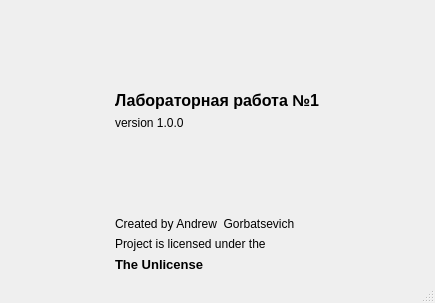
NuarkNoir/oppo_test_5, file w1/about.ui: the form before one commit.
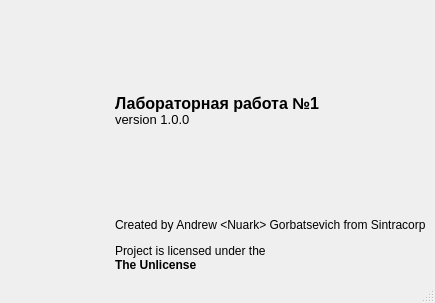
The form after the commit. Icons and pictures are not drawn.

The edit to the form file:
```diff
--- a/w1/about.ui
+++ b/w1/about.ui
@@ -37,18 +37,8 @@
   </property>
   <widget class="QWidget" name="centralwidget">
    <layout class="QGridLayout" name="gridLayout">
-    <item row="0" column="0" rowspan="4">
-     <widget class="QLabel" name="label">
-      <property name="text">
-       <string/>
-      </property>
-      <property name="pixmap">
-       <pixmap resource="resources.qrc">:/images/Resources/horizontal_on_white_by_logaster.png</pixmap>
-      </property>
-     </widget>
-    </item>
-    <item row="0" column="2">
-     <spacer name="verticalSpacer">
+    <item row="2" column="2">
+     <spacer name="verticalSpacer_2">
       <property name="orientation">
        <enum>Qt::Vertical</enum>
       </property>
@@ -71,49 +61,17 @@
       <property name="font">
        <font>
         <pointsize>12</pointsize>
-        <weight>75</weight>
-        <bold>true</bold>
-       </font>
-      </property>
-      <property name="text">
-       <string>Лабораторная работа №1</string>
-      </property>
-     </widget>
-    </item>
-    <item row="2" column="1" colspan="2">
-     <widget class="QLabel" name="label_3">
-      <property name="sizePolicy">
-       <sizepolicy hsizetype="Preferred" vsizetype="Fixed">
-        <horstretch>0</horstretch>
-        <verstretch>0</verstretch>
-       </sizepolicy>
-      </property>
-      <property name="font">
-       <font>
-        <pointsize>9</pointsize>
         <weight>50</weight>
         <bold>false</bold>
+        <kerning>true</kerning>
        </font>
       </property>
       <property name="text">
-       <string>version 1.0.0</string>
+       <string>&lt;html&gt;&lt;head/&gt;&lt;body&gt;&lt;p&gt;&lt;span style=&quot; font-size:12pt; font-weight:600;&quot;&gt;Лабораторная работа №1&lt;br/&gt;&lt;/span&gt;&lt;span style=&quot; font-size:10pt;&quot;&gt;version 1.0.0&lt;/span&gt;&lt;/p&gt;&lt;/body&gt;&lt;/html&gt;</string>
       </property>
      </widget>
     </item>
-    <item row="3" column="2">
-     <spacer name="verticalSpacer_2">
-      <property name="orientation">
-       <enum>Qt::Vertical</enum>
-      </property>
-      <property name="sizeHint" stdset="0">
-       <size>
-        <width>20</width>
-        <height>62</height>
-       </size>
-      </property>
-     </spacer>
-    </item>
-    <item row="4" column="1" colspan="2">
+    <item row="3" column="1" colspan="2">
      <widget class="QLabel" name="label_4">
       <property name="font">
        <font>
@@ -123,35 +81,33 @@
        </font>
       </property>
       <property name="text">
-       <string>Created by Andrew &lt;Nuark&gt; Gorbatsevich</string>
+       <string>&lt;html&gt;&lt;head/&gt;&lt;body&gt;&lt;p&gt;Created by Andrew &amp;lt;Nuark&amp;gt; Gorbatsevich from Sintracorp&lt;/p&gt;&lt;p&gt;Project is licensed under the&lt;span style=&quot; font-weight:600;&quot;&gt;&lt;br/&gt;The Unlicense&lt;/span&gt;&lt;/p&gt;&lt;/body&gt;&lt;/html&gt;</string>
       </property>
+      <property name="wordWrap">
+       <bool>true</bool>
+      </property>
      </widget>
     </item>
-    <item row="5" column="1" colspan="2">
-     <widget class="QLabel" name="label_5">
-      <property name="font">
-       <font>
-        <pointsize>9</pointsize>
-        <weight>50</weight>
-        <bold>false</bold>
-       </font>
+    <item row="0" column="2">
+     <spacer name="verticalSpacer">
+      <property name="orientation">
+       <enum>Qt::Vertical</enum>
       </property>
-      <property name="text">
-       <string>Project is licensed under the</string>
+      <property name="sizeHint" stdset="0">
+       <size>
+        <width>20</width>
+        <height>63</height>
+       </size>
       </property>
-     </widget>
+     </spacer>
     </item>
-    <item row="6" column="1" colspan="2">
-     <widget class="QLabel" name="label_6">
-      <property name="font">
-       <font>
-        <pointsize>10</pointsize>
-        <weight>75</weight>
-        <bold>true</bold>
-       </font>
-      </property>
+    <item row="0" column="0" rowspan="3">
+     <widget class="QLabel" name="label">
       <property name="text">
-       <string>The Unlicense</string>
+       <string/>
+      </property>
+      <property name="pixmap">
+       <pixmap resource="resources.qrc">:/images/Resources/horizontal_on_white_by_logaster.png</pixmap>
       </property>
      </widget>
     </item>
```
Left out of the diff: 2 changed lines with no effect on the pictures.
